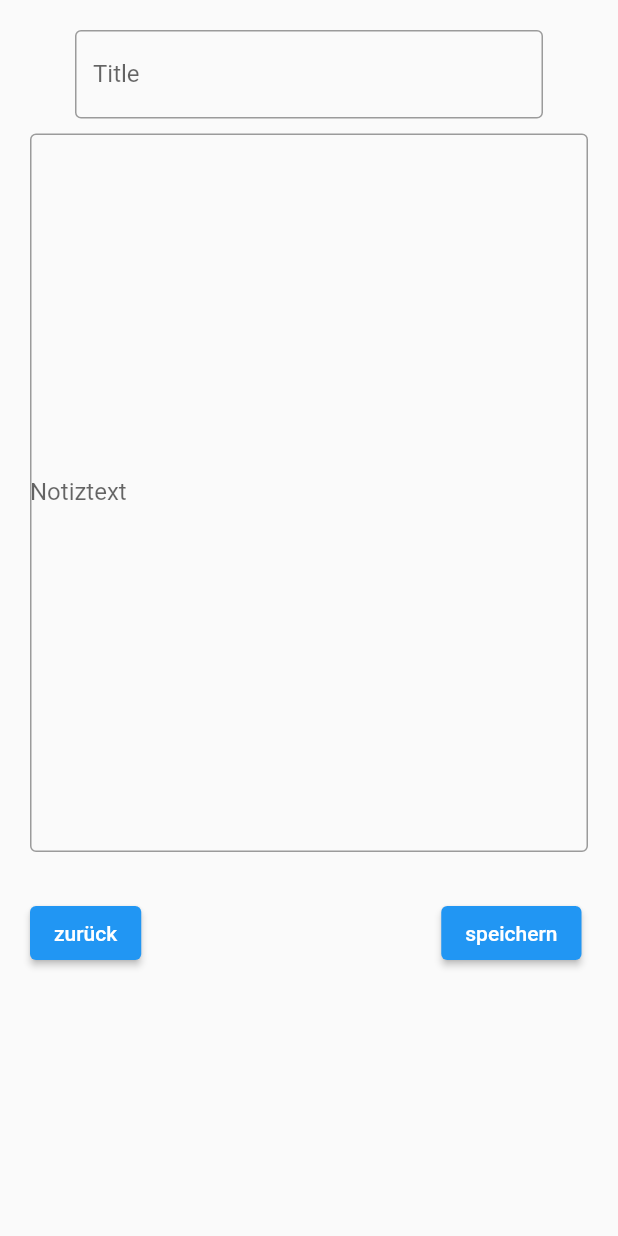
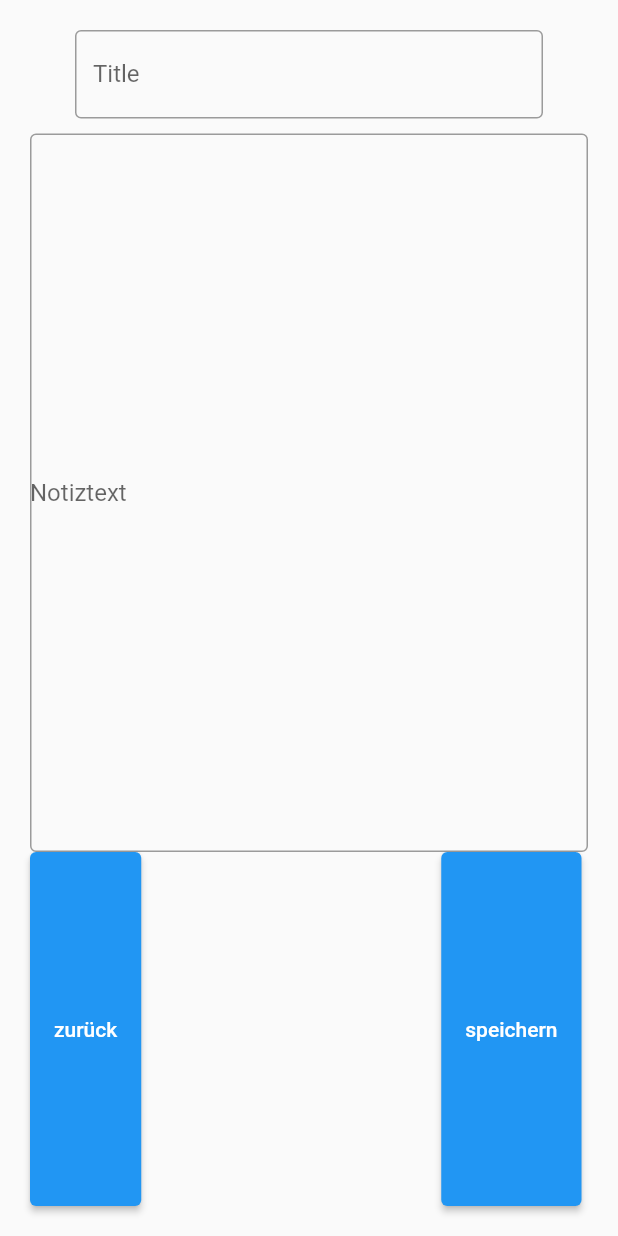
Before and after one commit to AaronLinder/notizapp, a Flutter app: the notiz screen opened by its route, on a phone screen of 412 x 824 dp. Run offline on Flutter 3.47's test engine with Material 2 defaults, Android fonts, the phone set to English and light mode, and no system bars.

Commit message:
Update notiz.dart

```diff
--- a/lib/notiz.dart
+++ b/lib/notiz.dart
@@ -8,10 +8,10 @@ class notiz extends StatelessWidget {
   Widget build(BuildContext context) {
     return Scaffold(
       body: Padding(
-          padding: EdgeInsets.all(20),
+          padding: const EdgeInsets.all(20),
           child: Column(
               children: [
-                Padding(
+                const Padding(
                   padding: EdgeInsets.only(left: 30, right: 30),
                   child: TextField(
                     onSubmitted: null,
@@ -20,20 +20,21 @@ class notiz extends StatelessWidget {
                       labelText: 'Title',
                     )),
                 ),
-                  SizedBox(height: 10),
-                  TextField(
+                   const SizedBox(height: 10),
+                  const TextField(
                     keyboardType: TextInputType.multiline,
                     decoration: InputDecoration(
-                      contentPadding: const EdgeInsets.symmetric(vertical: 230),
+                      contentPadding: EdgeInsets.symmetric(vertical: 230),
                       border: OutlineInputBorder(),
-                      labelText: 'Notiztext',
+                      hintText: "Notiztext",
                     )),
-                Padding(
-                  padding: EdgeInsets.only(top: 30),
-                  child: Row(
-                  children: [
-                    ElevatedButton(
-                        onPressed: () {
+                Expanded(
+                  child: new Align(
+                    alignment: Alignment.bottomCenter,
+                    child: Row(
+                      children: [
+                        ElevatedButton(
+                          onPressed: () {
                           Navigator.pushNamed(context, 'uebersicht');
                         },
                         child: Center(
```
